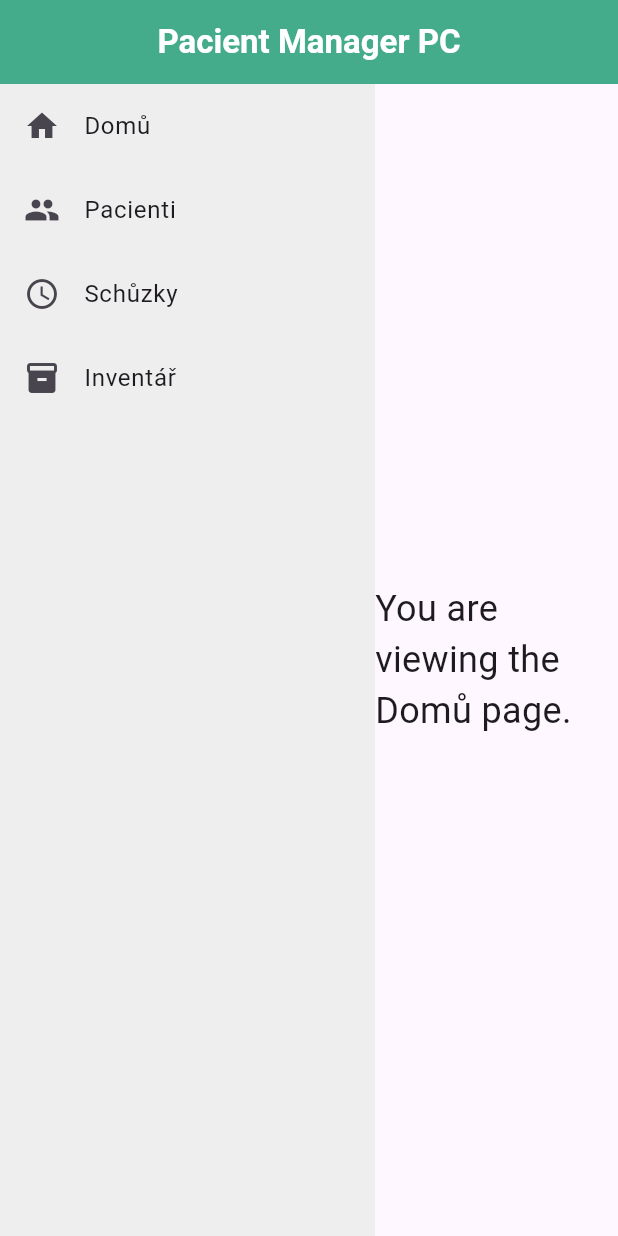
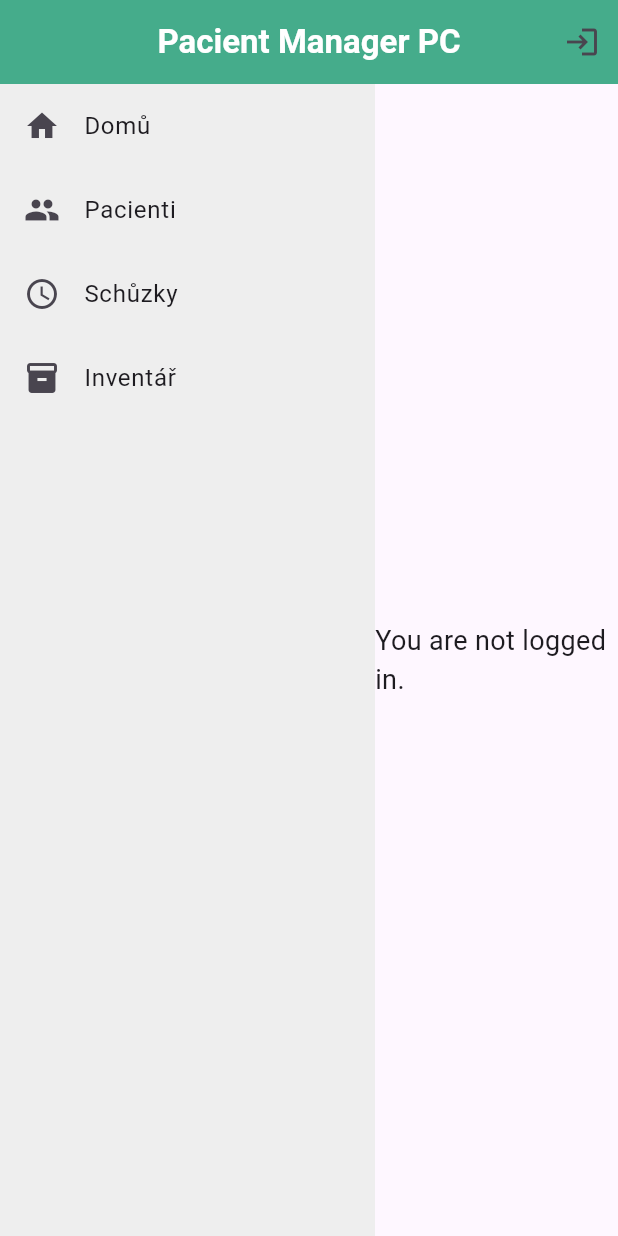
Before and after one commit to Hamzic12/Patient-Manager-PC-App, a Flutter app: the screen it shows after launch, on a phone screen of 412 x 824 dp. Run offline on Flutter 3.47's test engine with Material 3 defaults, Android fonts, the phone set to English and light mode, and no system bars; our stand-ins replace image_picker.

Commit message:
log-in-unpolished
Log-in without style and bad format. No validations, no restrictions(no editing restrictions).

```diff
--- a/patient_manager_pc/lib/main.dart
+++ b/patient_manager_pc/lib/main.dart
@@ -48,6 +48,9 @@ class PacientManagementPC extends StatefulWidget {
 
 class _PacientManagementPCState extends State<PacientManagementPC> {
   String _selectedPage = 'Domů';
+  String? _loginName;
+  String? _loginTime;
+
   final List<Map<String, String>> _submittedData = [];
   final List<Map<String, dynamic>> _inventoryItems = [];
 
@@ -58,6 +61,62 @@ class _PacientManagementPCState extends State<PacientManagementPC> {
     return primaryColor.computeLuminance() > 0.5 ? Colors.black : Colors.white;
   }
 
+  void _showLoginDialog() {
+    String username = '';
+    String password = '';
+
+    showDialog(
+      context: context,
+      builder: (BuildContext context) {
+        return AlertDialog(
+          title: const Text("Login"),
+          content: Column(
+            mainAxisSize: MainAxisSize.min,
+            children: [
+              TextField(
+                decoration: const InputDecoration(labelText: "Username"),
+                onChanged: (value) {
+                  username = value;
+                },
+              ),
+              TextField(
+                decoration: const InputDecoration(labelText: "Password"),
+                obscureText: true,
+                onChanged: (value) {
+                  password = value;
+                },
+              ),
+            ],
+          ),
+          actions: [
+            TextButton(
+              onPressed: () {
+                Navigator.of(context).pop(); // Close the dialog
+              },
+              child: const Text("Cancel"),
+            ),
+            TextButton(
+              onPressed: () {
+                if (username.isNotEmpty && password.isNotEmpty) {
+                  setState(() {
+                    _loginName = username;
+                    _loginTime = DateTime.now().toLocal().toString();
+                  });
+                  Navigator.of(context).pop(); // Close the dialog
+                } else {
+                  ScaffoldMessenger.of(context).showSnackBar(
+                    const SnackBar(content: Text("Please enter valid credentials")),
+                  );
+                }
+              },
+              child: const Text("Login"),
+            ),
+          ],
+        );
+      },
+    );
+  }
+
   @override
   Widget build(BuildContext context) {
     return Scaffold(
@@ -65,12 +124,18 @@ class _PacientManagementPCState extends State<PacientManagementPC> {
         title: Text(
           'Pacient Manager PC',
           style: TextStyle(
-              fontWeight: FontWeight.bold,
-              color: getTextColor(context)), // Title text styling
+            fontWeight: FontWeight.bold,
+            color: getTextColor(context),
+          ),
         ),
-        backgroundColor:
-            Theme.of(context).primaryColor, // Background color of the header
-        centerTitle: true, // Center the title
+        backgroundColor: Theme.of(context).primaryColor,
+        centerTitle: true,
+        actions: [
+          IconButton(
+            icon: const Icon(Icons.login),
+            onPressed: _showLoginDialog, // Show the login dialog when clicked
+          ),
+        ],
       ),
       body: Row(
         children: [
@@ -129,6 +194,32 @@ class _PacientManagementPCState extends State<PacientManagementPC> {
   }
 
   Widget _getPageContent() {
+    if (_selectedPage == 'Domů') {
+      return Column(
+        mainAxisAlignment: MainAxisAlignment.center,
+        children: [
+          if (_loginName != null && _loginTime != null)
+            Column(
+              children: [
+                Text(
+                  'Logged in as: $_loginName',
+                  style: const TextStyle(fontSize: 20, fontWeight: FontWeight.bold),
+                ),
+                Text(
+                  'Login time: $_loginTime',
+                  style: const TextStyle(fontSize: 16),
+                ),
+              ],
+            )
+          else
+            const Text(
+              'You are not logged in.',
+              style: TextStyle(fontSize: 18),
+            ),
+        ],
+      );
+    }
+
     switch (_selectedPage) {
       case 'Pacienti':
         return _buildPacientiPage();
@@ -145,7 +236,6 @@ class _PacientManagementPCState extends State<PacientManagementPC> {
   }
 
   Widget _buildPacientiPage() {
-
     void _showFormDialog(BuildContext context, int index) {
     final nameController = TextEditingController();
     final emailController = TextEditingController();
```
